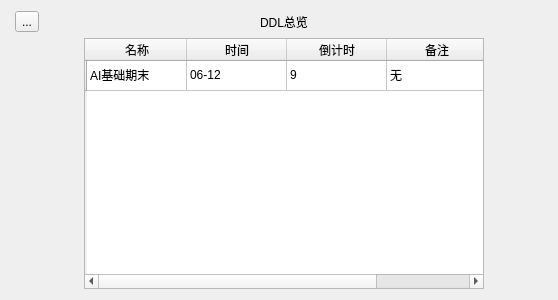
First picture: the form in task_manage/check.ui, repository ShiningCrevice/Qt_CXSJSXhw, before the edit.
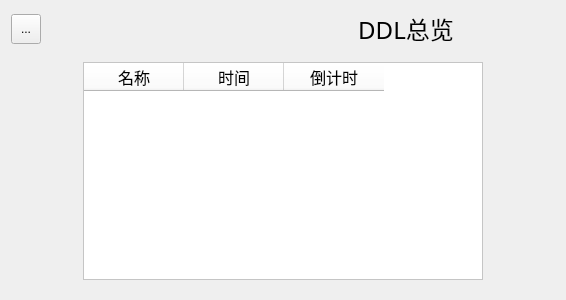
Second picture: the form after the edit. Icons and pictures are not drawn.

Patch:
```diff
--- a/task_manage/check.ui
+++ b/task_manage/check.ui
@@ -6,7 +6,7 @@
    <rect>
     <x>0</x>
     <y>0</y>
-    <width>558</width>
+    <width>566</width>
     <height>300</height>
    </rect>
   </property>
@@ -14,23 +14,33 @@
    <string>Form</string>
   </property>
   <layout class="QGridLayout" name="gridLayout">
-   <item row="3" column="3">
-    <spacer name="horizontalSpacer_2">
-     <property name="orientation">
-      <enum>Qt::Horizontal</enum>
+   <item row="0" column="0">
+    <widget class="QToolButton" name="btnBack">
+     <property name="minimumSize">
+      <size>
+       <width>30</width>
+       <height>30</height>
+      </size>
      </property>
-     <property name="sizeType">
-      <enum>QSizePolicy::Fixed</enum>
-     </property>
-     <property name="sizeHint" stdset="0">
+     <property name="maximumSize">
       <size>
-       <width>59</width>
-       <height>20</height>
+       <width>30</width>
+       <height>30</height>
       </size>
      </property>
-    </spacer>
+     <property name="text">
+      <string>...</string>
+     </property>
+     <property name="icon">
+      <iconset resource="res.qrc">
+       <normaloff>:/res/res/Image/return.png</normaloff>:/res/res/Image/return.png</iconset>
+     </property>
+    </widget>
    </item>
-   <item row="3" column="0">
+   <item row="1" column="0" colspan="4">
+    <widget class="QWidget" name="widget" native="true">
+     <layout class="QHBoxLayout" name="horizontalLayout">
+      <item>
     <spacer name="horizontalSpacer">
      <property name="orientation">
       <enum>Qt::Horizontal</enum>
@@ -46,7 +56,7 @@
      </property>
     </spacer>
    </item>
-   <item row="3" column="1">
+      <item>
     <widget class="QTableWidget" name="tableWidget">
      <property name="minimumSize">
       <size>
@@ -60,14 +70,18 @@
        <height>16777215</height>
       </size>
      </property>
+        <property name="font">
+         <font>
+          <family>华文中宋</family>
+          <pointsize>12</pointsize>
+         </font>
+        </property>
+        <property name="styleSheet">
+         <string notr="true">background-color: rgb(255, 255, 255);</string>
+        </property>
      <attribute name="horizontalHeaderDefaultSectionSize">
       <number>100</number>
      </attribute>
-     <row>
-      <property name="text">
-       <string/>
-      </property>
-     </row>
      <column>
       <property name="text">
        <string>名称</string>
@@ -83,46 +97,35 @@
        <string>倒计时</string>
       </property>
      </column>
-     <column>
-      <property name="text">
-       <string>备注</string>
-      </property>
-     </column>
-     <item row="0" column="0">
-      <property name="text">
-       <string>AI基础期末</string>
-      </property>
-     </item>
-     <item row="0" column="1">
-      <property name="text">
-       <string>06-12</string>
-      </property>
+       </widget>
+      </item>
+      <item>
+       <spacer name="horizontalSpacer_2">
+        <property name="orientation">
+         <enum>Qt::Horizontal</enum>
+        </property>
+        <property name="sizeType">
+         <enum>QSizePolicy::Fixed</enum>
+        </property>
+        <property name="sizeHint" stdset="0">
+         <size>
+          <width>59</width>
+          <height>20</height>
+         </size>
+        </property>
+       </spacer>
+      </item>
+     </layout>
+    </widget>
      </item>
      <item row="0" column="2">
-      <property name="text">
-       <string>9</string>
-      </property>
-     </item>
-     <item row="0" column="3">
-      <property name="text">
-       <string>无</string>
-      </property>
-     </item>
-    </widget>
-   </item>
-   <item row="2" column="0">
-    <widget class="QToolButton" name="btnBack">
-     <property name="text">
-      <string>...</string>
-     </property>
-     <property name="icon">
-      <iconset resource="res.qrc">
-       <normaloff>:/res/res/Image/return.png</normaloff>:/res/res/Image/return.png</iconset>
-     </property>
-    </widget>
-   </item>
-   <item row="2" column="1">
     <widget class="QLabel" name="label">
+     <property name="font">
+      <font>
+       <family>华文中宋</family>
+       <pointsize>18</pointsize>
+      </font>
+     </property>
      <property name="text">
       <string>DDL总览</string>
      </property>
@@ -131,6 +134,35 @@
      </property>
     </widget>
    </item>
+   <item row="0" column="1">
+    <spacer name="horizontalSpacer_3">
+     <property name="orientation">
+      <enum>Qt::Horizontal</enum>
+     </property>
+     <property name="sizeType">
+      <enum>QSizePolicy::Fixed</enum>
+     </property>
+     <property name="sizeHint" stdset="0">
+      <size>
+       <width>305</width>
+       <height>20</height>
+      </size>
+     </property>
+    </spacer>
+   </item>
+   <item row="0" column="3">
+    <spacer name="horizontalSpacer_4">
+     <property name="orientation">
+      <enum>Qt::Horizontal</enum>
+     </property>
+     <property name="sizeHint" stdset="0">
+      <size>
+       <width>40</width>
+       <height>20</height>
+      </size>
+     </property>
+    </spacer>
+   </item>
   </layout>
  </widget>
  <resources>
```
Lines whose indentation alone changed are shown as unchanged.
